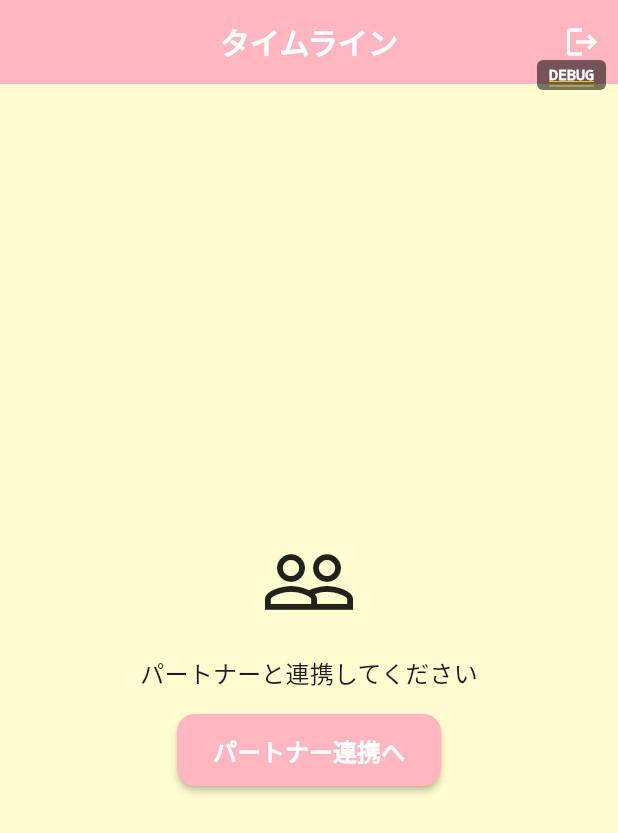
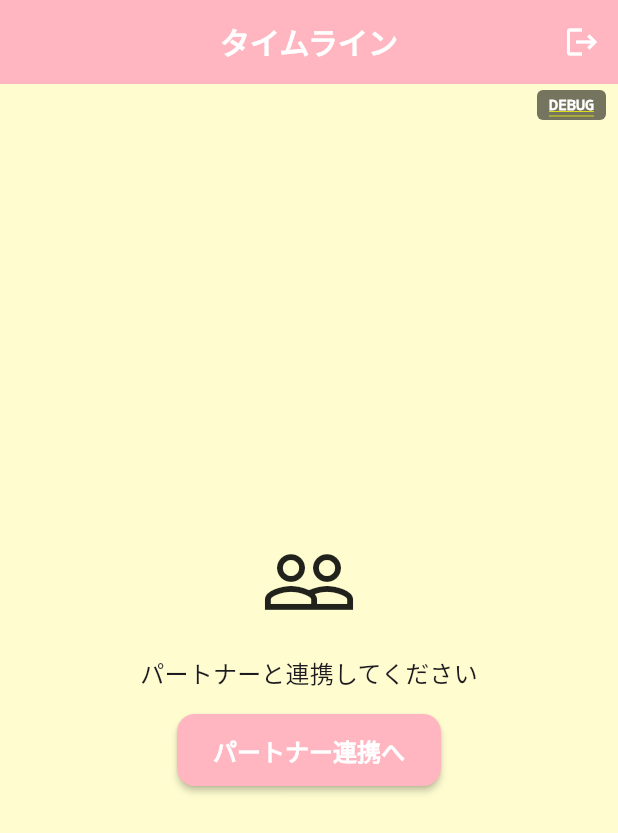
Before and after one commit to yhomas/cupple, a Flutter app: the screen it shows after launch, on a phone screen of 412 x 824 dp. Shown: the top 833 px of the screen. Run offline on Flutter 3.47's test engine with Material 3 defaults, Android fonts, the phone set to English and light mode, and no system bars; our stand-ins replace cloud_firestore, firebase_auth, firebase_core, flutter_riverpod, go_router, google_fonts and 1 more; accounts and stored records are empty; generated files the repository leaves out were written again.

Commit message:
Fix: empty content feedback + SafeArea on timeline + DEBUG button position

```diff
--- a/lib/core/debug/debug_overlay.dart
+++ b/lib/core/debug/debug_overlay.dart
@@ -103,7 +103,7 @@ class _DebugOverlayState extends State<DebugOverlay> {
             ),
           ),
         Positioned(
-          top: 40,
+          top: MediaQuery.of(context).padding.top + 60,
           right: 8,
           child: GestureDetector(
             onTap: () => setState(() => _visible = !_visible),
--- a/lib/features/cards/presentation/post_card_screen.dart
+++ b/lib/features/cards/presentation/post_card_screen.dart
@@ -54,6 +54,11 @@ class _PostCardScreenState extends ConsumerState<PostCardScreen>
     final content = _contentController.text.trim();
     if (content.isEmpty) {
       dlog("_submit: content is empty");
+      if (mounted) {
+        ScaffoldMessenger.of(context).showSnackBar(
+          const SnackBar(content: Text('内容を入力してください')),
+        );
+      }
       return;
     }
 
--- a/lib/features/cards/presentation/timeline_screen.dart
+++ b/lib/features/cards/presentation/timeline_screen.dart
@@ -60,7 +60,8 @@ class TimelineScreen extends ConsumerWidget {
 
     return Scaffold(
       appBar: AppBar(title: const Text('タイムライン'), actions: [IconButton(icon: const Icon(Icons.logout), tooltip: 'ログアウト', onPressed: () async { await ref.read(authControllerProvider.notifier).signOut(); if (context.mounted) context.go('/login'); })]),
-      body: MaxWidthContainer(
+      body: SafeArea(
+        child: MaxWidthContainer(
           child: cardsAsync.when(
             data: (cards) {
               if (cards.isEmpty) {
@@ -87,6 +88,7 @@ class TimelineScreen extends ConsumerWidget {
             },
             loading: () => const Center(child: CircularProgressIndicator()),
             error: (e, _) => Center(child: Text('エラー: $e')),
+          ),
         ),
       ),
       floatingActionButton: FloatingActionButton.extended(
```
Also changed, not shown: 1 other file. Lines whose indentation alone changed are shown as unchanged.
